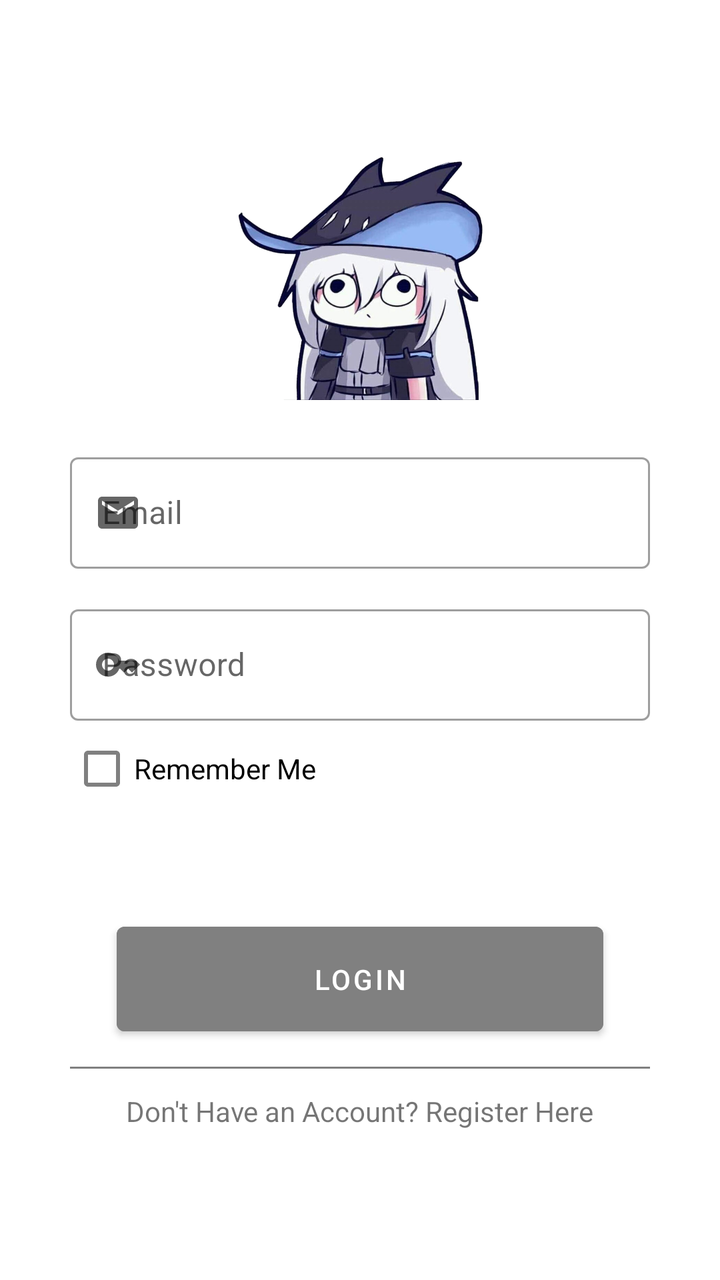
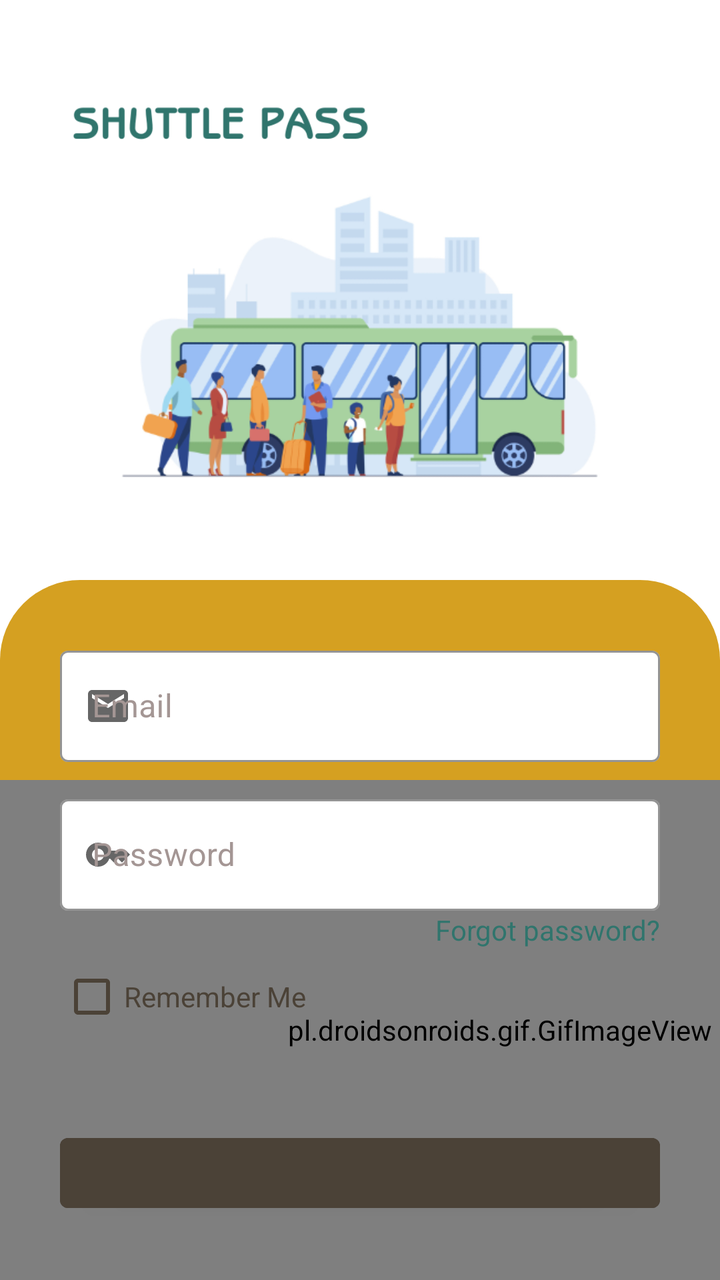

Before-and-after screenshots of an Android layout around one commit, followed by the original layout XML and the change that was made.
<!-- AndroidManifest.xml: application theme Theme.ShuttlePassDriver -->
<!-- res/layout/activity_login.xml -->
<?xml version="1.0" encoding="utf-8"?>
<androidx.constraintlayout.widget.ConstraintLayout xmlns:android="http://schemas.android.com/apk/res/android"
    xmlns:app="http://schemas.android.com/apk/res-auto"
    xmlns:tools="http://schemas.android.com/tools"
    android:layout_width="match_parent"
    android:layout_height="match_parent"
    tools:context=".Login">

    <LinearLayout
        android:layout_width="match_parent"
        android:layout_height="wrap_content"
        android:layout_marginStart="35dp"
        android:layout_marginEnd="35dp"
        android:orientation="vertical"
        app:layout_constraintBottom_toBottomOf="parent"
        app:layout_constraintEnd_toEndOf="parent"
        app:layout_constraintStart_toStartOf="parent"
        app:layout_constraintTop_toTopOf="parent">

        <ImageView
            android:layout_width="125dp"
            android:layout_height="125dp"
            android:layout_gravity="center"
            android:layout_marginBottom="70px"
            android:src="@drawable/dumskad" />

        <com.google.android.material.textfield.TextInputLayout
            android:id="@+id/email"
            style="@style/Widget.MaterialComponents.TextInputLayout.OutlinedBox"
            android:layout_width="match_parent"
            android:layout_height="match_parent"
            app:startIconDrawable="@drawable/email">

            <com.google.android.material.textfield.TextInputEditText
                android:layout_width="match_parent"
                android:layout_height="wrap_content"
                android:inputType="textEmailAddress"
                android:hint="Email" />
        </com.google.android.material.textfield.TextInputLayout>

        <com.google.android.material.textfield.TextInputLayout
            android:id="@+id/pass"
            style="@style/Widget.MaterialComponents.TextInputLayout.OutlinedBox"
            android:layout_width="match_parent"
            android:layout_height="match_parent"
            android:layout_marginTop="45px"
            app:startIconDrawable="@drawable/password">

            <com.google.android.material.textfield.TextInputEditText
                android:layout_width="match_parent"
                android:layout_height="wrap_content"
                android:inputType="textPassword"
                android:hint="Password" />
        </com.google.android.material.textfield.TextInputLayout>

        <CheckBox
            android:id="@+id/remember"
            android:buttonTint="@color/grey"
            android:layout_width="match_parent"
            android:layout_height="wrap_content"
            android:text="Remember Me" />

        <TextView
            android:id="@+id/error"
            android:layout_width="wrap_content"
            android:layout_height="wrap_content"
            android:layout_gravity="center"
            android:layout_marginTop="45px" />

        <ProgressBar
            android:id="@+id/prog"
            android:layout_width="match_parent"
            android:layout_height="match_parent"
            android:layout_marginTop="45px"
            android:layout_marginHorizontal="70px"
            android:layout_gravity="center"
            android:visibility="gone"/>

        <Button
            android:id="@+id/log"
            android:layout_width="match_parent"
            android:layout_height="match_parent"
            android:layout_marginTop="45px"
            android:paddingVertical="50px"
            android:layout_marginHorizontal="70px"
            android:backgroundTint="@color/grey"
            android:text="Login"
            />

        <View
            android:layout_width="match_parent"
            android:layout_height="1dp"
            android:layout_marginVertical="35px"
            android:background="@color/grey" />

        <TextView
            android:id="@+id/reg"
            android:layout_gravity="center"
            android:layout_width="wrap_content"
            android:layout_height="wrap_content"
            android:text="Don't Have an Account? Register Here"/>
    </LinearLayout>
</androidx.constraintlayout.widget.ConstraintLayout>
<!-- resources referenced by this layout -->
<resources>
  <color name="grey">#FF808080</color>
  <!-- drawable dumskad: png bitmap (drawable, 306128 bytes) -->
  <!-- drawable email (drawable) -->
  <vector android:height="24dp" android:tint="#000000"
      android:viewportHeight="24" android:viewportWidth="24"
      android:width="24dp" xmlns:android="http://schemas.android.com/apk/res/android">
      <path android:fillColor="@android:color/white" android:pathData="M20,4L4,4c-1.1,0 -1.99,0.9 -1.99,2L2,18c0,1.1 0.9,2 2,2h16c1.1,0 2,-0.9 2,-2L22,6c0,-1.1 -0.9,-2 -2,-2zM20,8l-8,5 -8,-5L4,6l8,5 8,-5v2z"/>
  </vector>
  <!-- drawable password (drawable) -->
  <vector android:height="24dp" android:tint="#000000"
      android:viewportHeight="24" android:viewportWidth="24"
      android:width="24dp" xmlns:android="http://schemas.android.com/apk/res/android">
      <path android:fillColor="@android:color/white" android:pathData="M21,10h-8.35C11.83,7.67 9.61,6 7,6c-3.31,0 -6,2.69 -6,6s2.69,6 6,6c2.61,0 4.83,-1.67 5.65,-4H13l2,2l2,-2l2,2l4,-4.04L21,10zM7,15c-1.65,0 -3,-1.35 -3,-3c0,-1.65 1.35,-3 3,-3s3,1.35 3,3C10,13.65 8.65,15 7,15z"/>
  </vector>
  <style name="Theme.ShuttlePassDriver" parent="Theme.MaterialComponents.Light.NoActionBar">
          
          <item name="colorPrimary">@color/black</item>
          <item name="colorPrimaryVariant">@color/grey</item>
          <item name="colorOnPrimary">@color/white</item>
          
          <item name="colorSecondary">@color/teal_200</item>
          <item name="colorSecondaryVariant">@color/teal_700</item>
          <item name="colorOnSecondary">@color/black</item>
          
          <item name="android:statusBarColor">?attr/colorPrimaryVariant</item>
          
  
      </style>
  <color name="black">#FF000000</color>
  <color name="white">#FFFFFFFF</color>
  <color name="teal_200">#FF03DAC5</color>
  <color name="teal_700">#FF018786</color>
</resources>

<!-- the commit's change to res/layout/activity_login.xml (unified diff, before → after) -->
@@ -8,96 +8,179 @@
 
     <LinearLayout
         android:layout_width="match_parent"
-        android:layout_height="wrap_content"
-        android:layout_marginStart="35dp"
-        android:layout_marginEnd="35dp"
+        android:layout_height="match_parent"
         android:orientation="vertical"
         app:layout_constraintBottom_toBottomOf="parent"
         app:layout_constraintEnd_toEndOf="parent"
         app:layout_constraintStart_toStartOf="parent"
         app:layout_constraintTop_toTopOf="parent">
 
-        <ImageView
-            android:layout_width="125dp"
-            android:layout_height="125dp"
-            android:layout_gravity="center"
-            android:layout_marginBottom="70px"
-            android:src="@drawable/dumskad" />
+        <LinearLayout
+            android:layout_width="match_parent"
+            android:layout_height="wrap_content"
+            android:orientation="vertical"
+            android:layout_margin="35dp"
+            >
+            <ImageView
+                android:layout_width="150dp"
+                android:layout_height="50dp"
+                android:src="@drawable/brand_text" />
 
-        <com.google.android.material.textfield.TextInputLayout
-            android:id="@+id/email"
-            style="@style/Widget.MaterialComponents.TextInputLayout.OutlinedBox"
+            <ImageView
+                android:layout_width="400dp"
+                android:layout_height="170dp"
+                android:layout_gravity="center"
+                android:src="@drawable/bus_illust" />
+        </LinearLayout>
+
+        <RelativeLayout
             android:layout_width="match_parent"
-            android:layout_height="match_parent"
-            app:startIconDrawable="@drawable/email">
+            android:layout_height="match_parent">
 
-            <com.google.android.material.textfield.TextInputEditText
+            <ImageView
+                android:id="@+id/imageView2"
+                android:layout_width="match_parent"
+                android:layout_height="match_parent"
+                android:src="@drawable/bottom_background" />
+
+            <LinearLayout
+                android:layout_width="wrap_content"
+                android:layout_height="match_parent"
+                android:gravity="bottom">
+
+                <pl.droidsonroids.gif.GifImageView
+                    android:layout_width="500dp"
+                    android:layout_height="250dp"
+                    android:src="@drawable/wave"
+                    />
+            </LinearLayout>
+
+            <androidx.cardview.widget.CardView
+                android:layout_width="match_parent"
+                android:layout_height="match_parent"
+                app:cardBackgroundColor="@android:color/transparent"
+                app:cardCornerRadius="40dp"
+                app:contentPadding="30dp"
+                app:cardElevation="0dp"
+                >
+
+
+            <LinearLayout
                 android:layout_width="match_parent"
                 android:layout_height="wrap_content"
-                android:inputType="textEmailAddress"
-                android:hint="Email" />
-        </com.google.android.material.textfield.TextInputLayout>
+                android:orientation="vertical"
+               >
 
-        <com.google.android.material.textfield.TextInputLayout
-            android:id="@+id/pass"
-            style="@style/Widget.MaterialComponents.TextInputLayout.OutlinedBox"
-            android:layout_width="match_parent"
-            android:layout_height="match_parent"
-            android:layout_marginTop="45px"
-            app:startIconDrawable="@drawable/password">
+                <com.google.android.material.textfield.TextInputLayout
+                    android:id="@+id/email"
+                    style="@style/Widget.MaterialComponents.TextInputLayout.OutlinedBox"
+                    android:layout_width="match_parent"
+                    android:layout_height="match_parent"
+                    app:startIconDrawable="@drawable/email"
+                    app:boxBackgroundColor="@color/white"
+                    android:textColorHint="@color/taupe_gray"
+                    app:boxStrokeColor="@color/taupe">
 
-            <com.google.android.material.textfield.TextInputEditText
-                android:layout_width="match_parent"
-                android:layout_height="wrap_content"
-                android:inputType="textPassword"
-                android:hint="Password" />
-        </com.google.android.material.textfield.TextInputLayout>
+                    <com.google.android.material.textfield.TextInputEditText
+                        android:layout_width="match_parent"
+                        android:layout_height="wrap_content"
+                        android:hint="Email"
+                        android:inputType="textEmailAddress" />
+                </com.google.android.material.textfield.TextInputLayout>
 
-        <CheckBox
-            android:id="@+id/remember"
-            android:buttonTint="@color/grey"
-            android:layout_width="match_parent"
-            android:layout_height="wrap_content"
-            android:text="Remember Me" />
+                <com.google.android.material.textfield.TextInputLayout
+                    android:id="@+id/pass"
+                    style="@style/Widget.MaterialComponents.TextInputLayout.OutlinedBox"
+                    android:layout_width="match_parent"
+                    android:layout_height="match_parent"
+                    android:layout_marginTop="40px"
+                    app:startIconDrawable="@drawable/password"
+                    app:boxBackgroundColor="@color/white"
+                    android:textColorHint="@color/taupe_gray"
+                    app:boxStrokeColor="@color/taupe">
 
-        <TextView
-            android:id="@+id/error"
-            android:layout_width="wrap_content"
-            android:layout_height="wrap_content"
-            android:layout_gravity="center"
-            android:layout_marginTop="45px" />
+                    <com.google.android.material.textfield.TextInputEditText
+                        android:layout_width="match_parent"
+                        android:layout_height="wrap_content"
+                        android:hint="Password"
+                        android:inputType="textPassword" />
+                </com.google.android.material.textfield.TextInputLayout>
 
-        <ProgressBar
-            android:id="@+id/prog"
-            android:layout_width="match_parent"
-            android:layout_height="match_parent"
-            android:layout_marginTop="45px"
-            android:layout_marginHorizontal="70px"
-            android:layout_gravity="center"
-            android:visibility="gone"/>
+                <TextView
+                    android:layout_width="wrap_content"
+                    android:layout_height="wrap_content"
+                    android:layout_gravity="right"
+                    android:text="Forgot password?"
+                    android:textColor="@color/dark_teal"/>
 
-        <Button
-            android:id="@+id/log"
-            android:layout_width="match_parent"
-            android:layout_height="match_parent"
-            android:layout_marginTop="45px"
-            android:paddingVertical="50px"
-            android:layout_marginHorizontal="70px"
-            android:backgroundTint="@color/grey"
-            android:text="Login"
-            />
+                <CheckBox
+                    android:id="@+id/remember"
+                    android:layout_width="match_parent"
+                    android:layout_height="wrap_content"
+                    android:buttonTint="@color/taupe"
+                    android:textColor="@color/taupe"
+                    android:text="Remember Me" />
 
-        <View
-            android:layout_width="match_parent"
-            android:layout_height="1dp"
-            android:layout_marginVertical="35px"
-            android:background="@color/grey" />
+                <TextView
+                    android:id="@+id/error"
+                    android:layout_width="wrap_content"
+                    android:layout_height="wrap_content"
+                    android:layout_gravity="center"
+                    android:layout_marginTop="20px" />
 
-        <TextView
-            android:id="@+id/reg"
-            android:layout_gravity="center"
-            android:layout_width="wrap_content"
-            android:layout_height="wrap_content"
-            android:text="Don't Have an Account? Register Here"/>
+                <ProgressBar
+                    android:id="@+id/prog"
+                    android:layout_width="match_parent"
+                    android:layout_height="match_parent"
+                    android:layout_gravity="center"
+                    android:layout_marginHorizontal="70px"
+                    android:layout_marginTop="45px"
+                    android:visibility="gone" />
+
+                <Button
+                    android:id="@+id/log"
+                    android:layout_width="match_parent"
+                    android:layout_height="match_parent"
+                    android:layout_marginTop="45px"
+                    android:backgroundTint="@color/taupe"
+                    android:paddingVertical="50px"
+                    android:text="Login" />
+
+                <View
+                    android:layout_width="match_parent"
+                    android:layout_height="1dp"
+                    android:layout_marginVertical="35px"
+                    android:background="@color/taupe" />
+
+                <LinearLayout
+                    android:layout_width="match_parent"
+                    android:layout_height="wrap_content"
+                    android:gravity="center_horizontal">
+                    <TextView
+                        android:layout_width="wrap_content"
+                        android:layout_height="wrap_content"
+                        android:layout_gravity="center"
+                        android:text="Don't Have an Account? "
+                        android:textColor="@color/taupe"/>
+                    <TextView
+                        android:id="@+id/reg"
+                        android:layout_width="wrap_content"
+                        android:layout_height="wrap_content"
+                        android:layout_gravity="center"
+                        android:text="Register Here"
+                        android:textColor="@color/dark_teal"/>
+                </LinearLayout>
+
+            </LinearLayout>
+
+
+            </androidx.cardview.widget.CardView>
+
+
+        </RelativeLayout>
     </LinearLayout>
+
+
+
+
 </androidx.constraintlayout.widget.ConstraintLayout>
<!-- resource entries referenced after the edit -->
@@ -1,7 +1,9 @@
 <!-- resources referenced by this layout -->
 <resources>
+  <color name="dark_teal">#30756D</color>
+  <color name="taupe">#4B4237</color>
+  <color name="taupe_gray">#A49694</color>
   <color name="grey">#FF808080</color>
-  <!-- drawable dumskad: png bitmap (drawable, 306128 bytes) -->
   <!-- drawable email (drawable) -->
   <vector android:height="24dp" android:tint="#000000"
       android:viewportHeight="24" android:viewportWidth="24"
@@ -14,6 +16,7 @@
       android:width="24dp" xmlns:android="http://schemas.android.com/apk/res/android">
       <path android:fillColor="@android:color/white" android:pathData="M21,10h-8.35C11.83,7.67 9.61,6 7,6c-3.31,0 -6,2.69 -6,6s2.69,6 6,6c2.61,0 4.83,-1.67 5.65,-4H13l2,2l2,-2l2,2l4,-4.04L21,10zM7,15c-1.65,0 -3,-1.35 -3,-3c0,-1.65 1.35,-3 3,-3s3,1.35 3,3C10,13.65 8.65,15 7,15z"/>
   </vector>
+  <!-- drawable wave: gif bitmap (drawable, 238579 bytes) -->
   <style name="Theme.ShuttlePassDriver" parent="Theme.MaterialComponents.Light.NoActionBar">
           
           <item name="colorPrimary">@color/black</item>
@@ -30,6 +33,19 @@
       </style>
   <color name="black">#FF000000</color>
   <color name="white">#FFFFFFFF</color>
+  <!-- drawable bottom_background (drawable) -->
+  <?xml version="1.0" encoding="utf-8"?>
+  <selector xmlns:android="http://schemas.android.com/apk/res/android">
+  <item>
+      <shape android:shape="rectangle">
+          <corners android:topLeftRadius="40dp" android:topRightRadius="40dp"/>
+          <gradient android:startColor="#D5A021" android:endColor="#D5A021" android:angle="0"/>
+      </shape>
+  </item>
+  
+  </selector>
+  <!-- drawable brand_text: png bitmap (drawable, 9440 bytes) -->
+  <!-- drawable bus_illust: png bitmap (drawable, 63928 bytes) -->
   <color name="teal_200">#FF03DAC5</color>
   <color name="teal_700">#FF018786</color>
 </resources>
